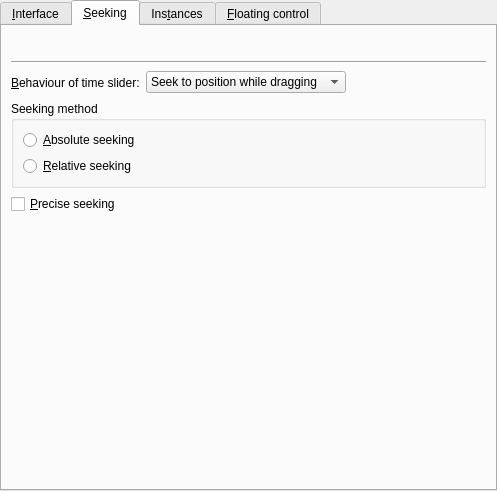
Qt form src/prefinterface.ui (wilbert2000/wzplayer) before a commit.
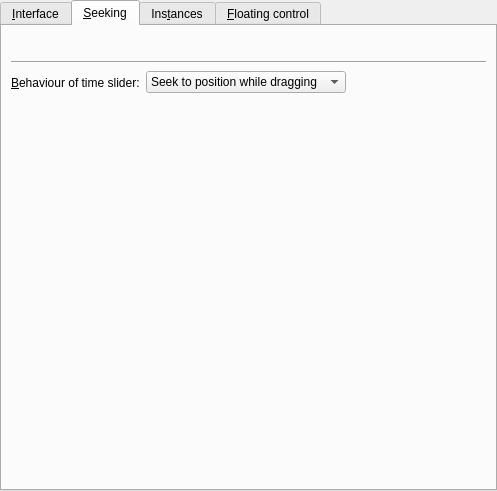
The same form after that commit. The open tabs and pages were chosen to show the change. Custom widgets are drawn as their Qt base class.

Diff of the .ui file:
```diff
--- a/src/prefinterface.ui
+++ b/src/prefinterface.ui
@@ -471,6 +471,37 @@
        <string>&amp;Seeking</string>
       </attribute>
       <layout class="QGridLayout" >
+       <property name="leftMargin" >
+        <number>9</number>
+       </property>
+       <property name="topMargin" >
+        <number>9</number>
+       </property>
+       <property name="rightMargin" >
+        <number>9</number>
+       </property>
+       <property name="bottomMargin" >
+        <number>9</number>
+       </property>
+       <property name="horizontalSpacing" >
+        <number>6</number>
+       </property>
+       <property name="verticalSpacing" >
+        <number>6</number>
+       </property>
+       <item row="3" column="1" >
+        <spacer>
+         <property name="orientation" >
+          <enum>Qt::Vertical</enum>
+         </property>
+         <property name="sizeHint" >
+          <size>
+           <width>20</width>
+           <height>40</height>
+          </size>
+         </property>
+        </spacer>
+       </item>
        <item row="0" column="0" >
         <layout class="QVBoxLayout" >
          <property name="spacing" >
@@ -590,61 +621,6 @@
          </item>
         </layout>
        </item>
-       <item row="3" column="0" colspan="2" >
-        <widget class="QGroupBox" name="seeking_method_group" >
-         <property name="title" >
-          <string>Seeking method</string>
-         </property>
-         <layout class="QVBoxLayout" >
-          <item>
-           <widget class="QRadioButton" name="absolute_seeking_button" >
-            <property name="sizePolicy" >
-             <sizepolicy vsizetype="Fixed" hsizetype="Expanding" >
-              <horstretch>0</horstretch>
-              <verstretch>0</verstretch>
-             </sizepolicy>
-            </property>
-            <property name="text" >
-             <string>&amp;Absolute seeking</string>
-            </property>
-           </widget>
-          </item>
-          <item>
-           <widget class="QRadioButton" name="relative_seeking_button" >
-            <property name="sizePolicy" >
-             <sizepolicy vsizetype="Fixed" hsizetype="Expanding" >
-              <horstretch>0</horstretch>
-              <verstretch>0</verstretch>
-             </sizepolicy>
-            </property>
-            <property name="text" >
-             <string>&amp;Relative seeking</string>
-            </property>
-           </widget>
-          </item>
-         </layout>
-        </widget>
-       </item>
-       <item row="5" column="0" colspan="2" >
-        <spacer>
-         <property name="orientation" >
-          <enum>Qt::Vertical</enum>
-         </property>
-         <property name="sizeHint" >
-          <size>
-           <width>20</width>
-           <height>40</height>
-          </size>
-         </property>
-        </spacer>
-       </item>
-       <item row="4" column="0" >
-        <widget class="QCheckBox" name="precise_seeking_check" >
-         <property name="text" >
-          <string>&amp;Precise seeking</string>
-         </property>
-        </widget>
-       </item>
       </layout>
      </widget>
      <widget class="QWidget" name="tab_2" >
```
Left out of the diff: 11 changed lines with no effect on the pictures.
